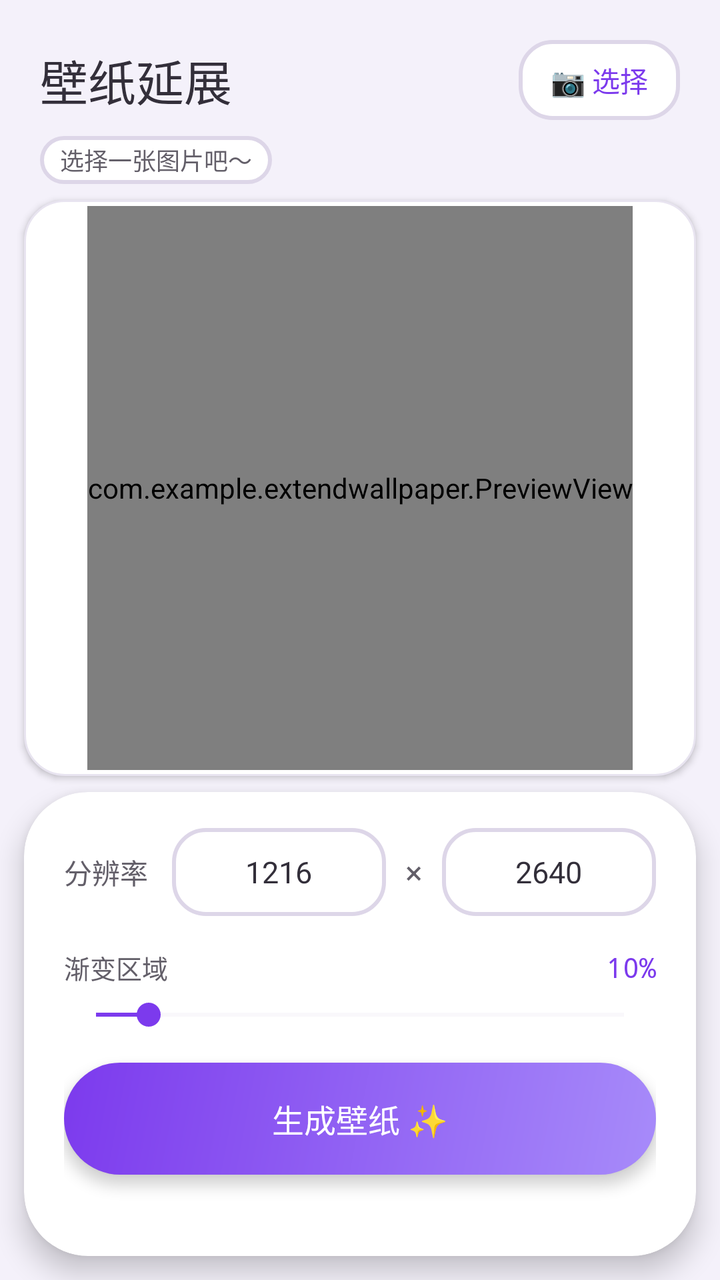
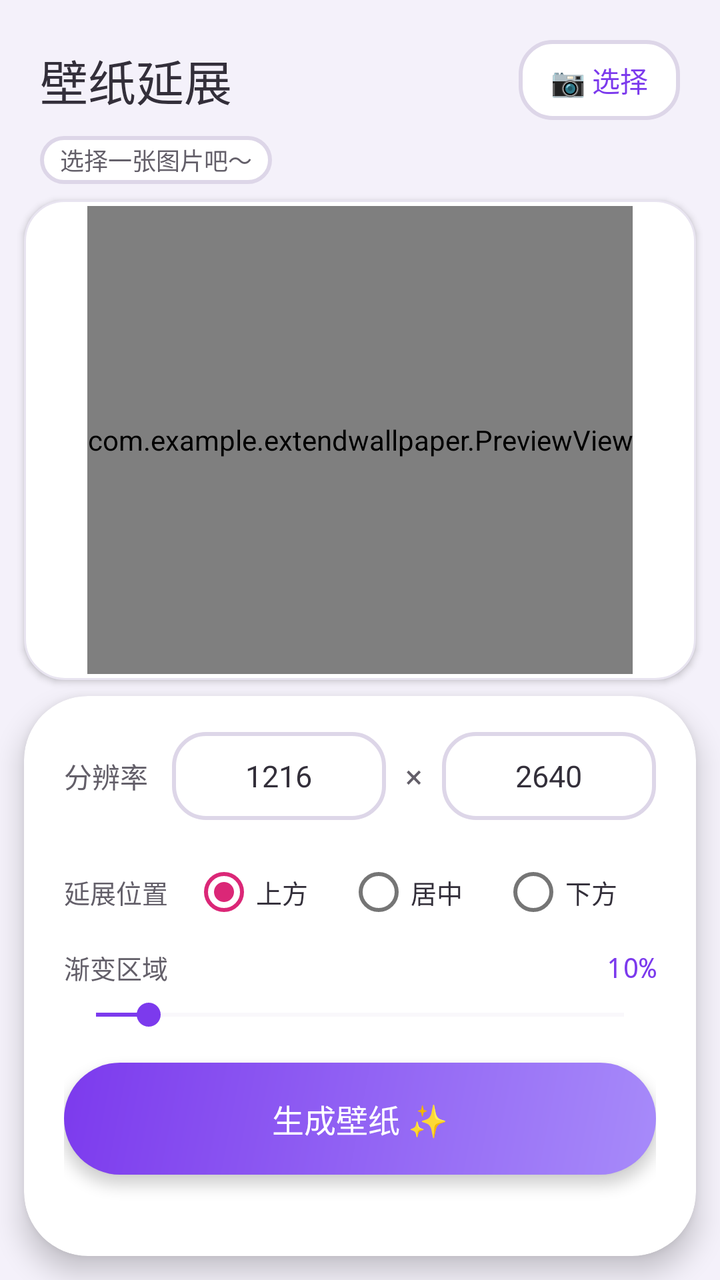

Screens rendered from an Android XML layout before and after an edit, with the pre-edit source and the edit as a unified diff.
<!-- AndroidManifest.xml: application theme Theme.ExtendWallpaper -->
<!-- res/layout/activity_main.xml -->
<?xml version="1.0" encoding="utf-8"?>
<LinearLayout xmlns:android="http://schemas.android.com/apk/res/android"
    xmlns:app="http://schemas.android.com/apk/res-auto"
    android:layout_width="match_parent"
    android:layout_height="match_parent"
    android:orientation="vertical"
    android:background="@color/bg"
    android:fitsSystemWindows="true">

        
        <LinearLayout
            android:layout_width="match_parent"
            android:layout_height="56dp"
            android:gravity="center_vertical"
            android:paddingHorizontal="20dp"
            android:layout_marginTop="12dp">

            <TextView
                android:layout_width="0dp"
                android:layout_weight="1"
                android:layout_height="wrap_content"
                android:text="壁纸延展"
                android:textSize="24sp"
                android:textColor="@color/text_primary"
                android:fontFamily="sans-serif-medium" />

            <TextView
                android:id="@+id/btnPickImage"
                android:layout_width="wrap_content"
                android:layout_height="40dp"
                android:gravity="center"
                android:paddingHorizontal="16dp"
                android:text="📷 选择"
                android:textSize="14sp"
                android:textColor="@color/accent_primary"
                android:background="@drawable/input_field_bg"
                android:clickable="true"
                android:focusable="true" />
        </LinearLayout>

        <TextView
            android:id="@+id/tvImageInfo"
            android:layout_width="wrap_content"
            android:layout_height="24dp"
            android:layout_marginStart="20dp"
            android:layout_marginBottom="4dp"
            android:gravity="center_vertical"
            android:text="选择一张图片吧～"
            android:textSize="12sp"
            android:textColor="@color/text_muted"
            android:paddingHorizontal="10dp"
            android:background="@drawable/input_field_bg" />

        
        <FrameLayout
            android:layout_width="match_parent"
            android:layout_height="0dp"
            android:layout_weight="1"
            android:layout_marginHorizontal="12dp"
            android:layout_marginTop="4dp"
            android:layout_marginBottom="8dp"
            android:background="@drawable/preview_frame"
            android:elevation="2dp"
            android:gravity="center">

            <com.example.extendwallpaper.PreviewView
                android:id="@+id/previewView"
                android:layout_width="wrap_content"
                android:layout_height="match_parent"
                android:layout_gravity="center"
                android:layout_margin="3dp" />
        </FrameLayout>

        
        <androidx.cardview.widget.CardView
            android:layout_width="match_parent"
            android:layout_height="wrap_content"
            android:layout_marginHorizontal="12dp"
            android:layout_marginBottom="12dp"
            app:cardCornerRadius="32dp"
            app:cardElevation="8dp"
            app:cardBackgroundColor="@color/surface"
            android:clipChildren="false">

            <LinearLayout
                android:layout_width="match_parent"
                android:layout_height="wrap_content"
                android:orientation="vertical"
                android:paddingHorizontal="20dp"
                android:paddingTop="16dp"
                android:paddingBottom="20dp">

                <LinearLayout
                    android:layout_width="match_parent"
                    android:layout_height="48dp"
                    android:orientation="horizontal"
                    android:gravity="center_vertical"
                    android:layout_marginBottom="14dp">

                    <TextView
                        android:layout_width="wrap_content"
                        android:layout_height="wrap_content"
                        android:text="分辨率"
                        android:textSize="14sp"
                        android:textColor="@color/text_muted"
                        android:layout_marginEnd="12dp" />

                    <EditText
                        android:id="@+id/etPhoneWidth"
                        android:layout_width="0dp"
                        android:layout_weight="1"
                        android:layout_height="44dp"
                        android:inputType="number"
                        android:text="1216"
                        android:textColor="@color/text_primary"
                        android:textColorHint="#C4BFD0"
                        android:textSize="15sp"
                        android:gravity="center"
                        android:background="@drawable/input_field_bg" />

                    <TextView
                        android:layout_width="28dp"
                        android:layout_height="44dp"
                        android:gravity="center"
                        android:text="×"
                        android:textSize="16sp"
                        android:textColor="@color/text_muted" />

                    <EditText
                        android:id="@+id/etPhoneHeight"
                        android:layout_width="0dp"
                        android:layout_weight="1"
                        android:layout_height="44dp"
                        android:inputType="number"
                        android:text="2640"
                        android:textColor="@color/text_primary"
                        android:textColorHint="#C4BFD0"
                        android:textSize="15sp"
                        android:gravity="center"
                        android:background="@drawable/input_field_bg" />
                </LinearLayout>

                <LinearLayout
                    android:layout_width="match_parent"
                    android:layout_height="wrap_content"
                    android:gravity="center_vertical"
                    android:layout_marginBottom="2dp">

                    <TextView
                        android:layout_width="0dp"
                        android:layout_weight="1"
                        android:layout_height="wrap_content"
                        android:text="渐变区域"
                        android:textSize="13sp"
                        android:textColor="@color/text_muted" />

                    <TextView
                        android:id="@+id/tvModifyZone"
                        android:layout_width="wrap_content"
                        android:layout_height="wrap_content"
                        android:text="10%"
                        android:textSize="14sp"
                        android:textColor="@color/accent_primary"
                        android:fontFamily="monospace" />
                </LinearLayout>

                <SeekBar
                    android:id="@+id/sbModifyZone"
                    android:layout_width="match_parent"
                    android:layout_height="24dp"
                    android:max="100"
                    android:progress="10"
                    android:thumbTint="@color/accent_primary"
                    android:progressTint="@color/accent_primary"
                    android:progressBackgroundTint="#E8E4F0"
                    android:layout_marginBottom="12dp" />

                <LinearLayout
                    android:id="@+id/btnGenerate"
                    android:layout_width="match_parent"
                    android:layout_height="56dp"
                    android:gravity="center"
                    android:background="@drawable/btn_primary"
                    android:clickable="true"
                    android:focusable="true"
                    android:elevation="4dp">

                    <ProgressBar
                        android:id="@+id/progressBar"
                        android:layout_width="20dp"
                        android:layout_height="20dp"
                        android:layout_marginEnd="8dp"
                        android:visibility="gone"
                        android:indeterminateTint="@color/text_on_primary" />

                    <TextView
                        android:layout_width="wrap_content"
                        android:layout_height="wrap_content"
                        android:text="生成壁纸 ✨"
                        android:textSize="16sp"
                        android:textColor="@color/text_on_primary"
                        android:fontFamily="sans-serif-medium" />
                </LinearLayout>

                <TextView
                    android:id="@+id/tvResult"
                    android:layout_width="match_parent"
                    android:layout_height="wrap_content"
                    android:layout_marginTop="6dp"
                    android:textSize="11sp"
                    android:textColor="@color/text_muted"
                    android:gravity="center" />
            </LinearLayout>
        </androidx.cardview.widget.CardView>

    </LinearLayout>
<!-- resources referenced by this layout -->
<resources>
  <color name="accent_primary">#7C3AED</color>
  <color name="bg">#F4F1FA</color>
  <color name="surface">#FFFFFF</color>
  <color name="text_muted">#635F69</color>
  <color name="text_on_primary">#FFFFFF</color>
  <color name="text_primary">#332F3A</color>
  <!-- drawable btn_primary (drawable) -->
  <?xml version="1.0" encoding="utf-8"?>
  <shape xmlns:android="http://schemas.android.com/apk/res/android">
      <gradient android:startColor="#A78BFA" android:endColor="#7C3AED" android:angle="135" />
      <corners android:radius="28dp" />
  </shape>
  <!-- drawable input_field_bg (drawable) -->
  <?xml version="1.0" encoding="utf-8"?>
  <shape xmlns:android="http://schemas.android.com/apk/res/android">
      <solid android:color="#FFFFFF" />
      <corners android:radius="16dp" />
      <stroke android:width="2dp" android:color="#DDD6E8" />
  </shape>
  <!-- drawable preview_frame (drawable) -->
  <?xml version="1.0" encoding="utf-8"?>
  <shape xmlns:android="http://schemas.android.com/apk/res/android">
      <solid android:color="@color/surface" />
      <corners android:radius="20dp" />
      <stroke android:width="1dp" android:color="#E8E4F0" />
  </shape>
  <style name="Theme.ExtendWallpaper" parent="Theme.MaterialComponents.Light.NoActionBar">
          <item name="colorPrimary">@color/accent_primary</item>
          <item name="colorPrimaryVariant">@color/accent_light</item>
          <item name="colorOnPrimary">@color/text_on_primary</item>
          <item name="colorSecondary">@color/accent_secondary</item>
          <item name="android:statusBarColor">@color/bg</item>
          <item name="android:navigationBarColor">@color/surface</item>
      </style>
  <color name="accent_light">#A78BFA</color>
  <color name="accent_secondary">#DB2777</color>
</resources>

<!-- the commit's change to res/layout/activity_main.xml (unified diff, before → after) -->
@@ -140,6 +140,59 @@
                         android:background="@drawable/input_field_bg" />
                 </LinearLayout>
 
+                
+                <LinearLayout
+                    android:layout_width="match_parent"
+                    android:layout_height="40dp"
+                    android:orientation="horizontal"
+                    android:gravity="center_vertical"
+                    android:layout_marginBottom="8dp">
+
+                    <TextView
+                        android:layout_width="wrap_content"
+                        android:layout_height="wrap_content"
+                        android:text="延展位置"
+                        android:textSize="13sp"
+                        android:textColor="@color/text_muted"
+                        android:layout_marginEnd="12dp" />
+
+                    <RadioGroup
+                        android:id="@+id/rgPosition"
+                        android:layout_width="0dp"
+                        android:layout_weight="1"
+                        android:layout_height="wrap_content"
+                        android:orientation="horizontal">
+
+                        <RadioButton
+                            android:id="@+id/rbTop"
+                            android:layout_width="0dp"
+                            android:layout_weight="1"
+                            android:layout_height="wrap_content"
+                            android:text="上方"
+                            android:textSize="13sp"
+                            android:textColor="@color/text_primary"
+                            android:checked="true" />
+
+                        <RadioButton
+                            android:id="@+id/rbCenter"
+                            android:layout_width="0dp"
+                            android:layout_weight="1"
+                            android:layout_height="wrap_content"
+                            android:text="居中"
+                            android:textSize="13sp"
+                            android:textColor="@color/text_primary" />
+
+                        <RadioButton
+                            android:id="@+id/rbBottom"
+                            android:layout_width="0dp"
+                            android:layout_weight="1"
+                            android:layout_height="wrap_content"
+                            android:text="下方"
+                            android:textSize="13sp"
+                            android:textColor="@color/text_primary" />
+                    </RadioGroup>
+                </LinearLayout>
+
                 <LinearLayout
                     android:layout_width="match_parent"
                     android:layout_height="wrap_content"
